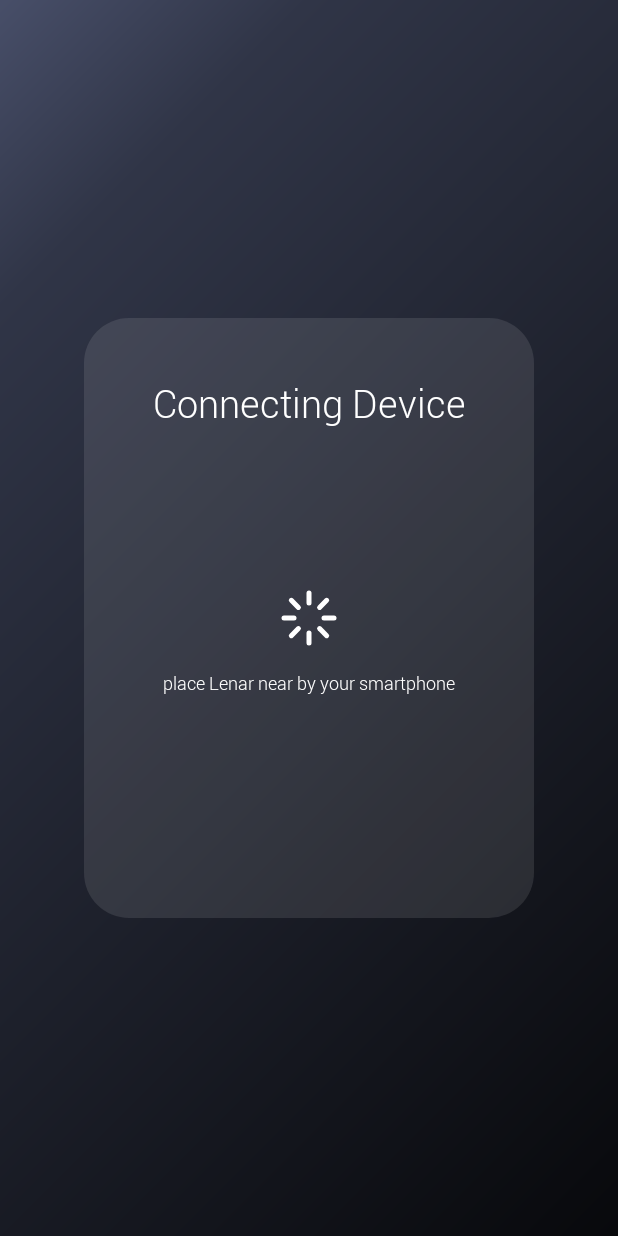
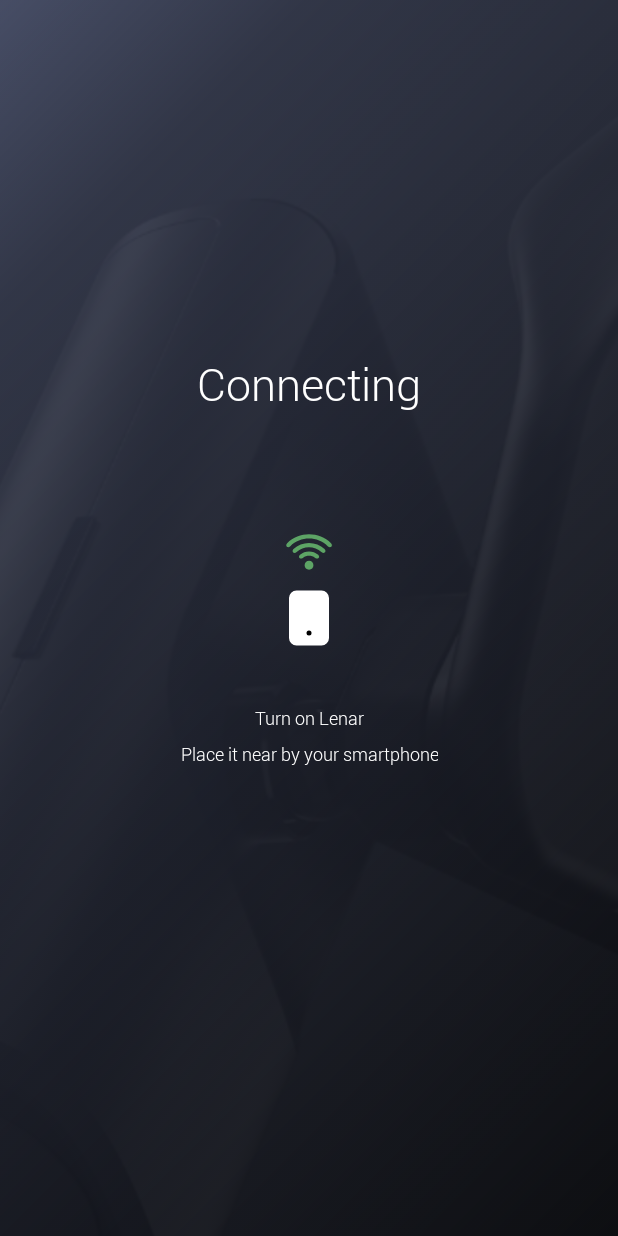
Before and after one commit to korangko/lenarv03, an Android app: the screen it shows after launch (ConnectActivity1), on a phone screen of 412 x 824 dp. Run offline under Robolectric (Android 15) with nearby library versions, the phone set to English and light mode, and no system bars.

Commit message:
lenar 200628

```diff
--- a/app/src/main/java/com/example/lenarv03/ConnectActivity1.java
+++ b/app/src/main/java/com/example/lenarv03/ConnectActivity1.java
@@ -6,6 +6,7 @@
 import android.os.Bundle;
 import android.os.Handler;
 import android.os.Looper;
+import android.view.View;
 import android.view.WindowManager;
 import android.view.animation.Animation;
 import android.view.animation.AnimationUtils;
@@ -18,8 +19,8 @@
 
 public class ConnectActivity1 extends Activity {
 
-    ImageView loadingCircle;
-    Animation rotate;
+    ImageView signalArc, smartPhone, checkSign;
+    Animation searchingAnim, fadeinAnim;
 
     //hotpot control
     HotspotControl mHotspotControl = new HotspotControl();
@@ -32,42 +33,41 @@
         setContentView(R.layout.activity_connect1);
         getWindow().addFlags(WindowManager.LayoutParams.FLAG_KEEP_SCREEN_ON);
 
-        loadingCircle = findViewById(R.id.loading_circle);
-        rotate = AnimationUtils.loadAnimation(getApplicationContext(), R.anim.rotate);
+        signalArc = findViewById(R.id.signal_arc);
+        smartPhone = findViewById(R.id.smartphone);
+        checkSign = findViewById(R.id.checksign);
+        searchingAnim = AnimationUtils.loadAnimation(getApplicationContext(), R.anim.alpha);
+        fadeinAnim = AnimationUtils.loadAnimation(getApplicationContext(), R.anim.fadein);
+        signalArc.startAnimation(searchingAnim);
 
-//        Handler hd = new Handler(Looper.getMainLooper());
-//        hd.postDelayed(new handler(), 3000); // 1초 후에 hd handler 실행  3000ms = 3초
-
-        handler nr = new handler();
-        Thread t = new Thread(nr);
-        t.start();
-
+        Handler mHandler = new Handler();
+        mHandler.postDelayed(mMyTask1, 10000);
         mHotspotControl.turnOnHotspot(ConnectActivity1.this);
-        loadingCircle.startAnimation(rotate);
 
     }
 
-    @Override
-    protected void onActivityResult(int requestCode, int resultCode, @Nullable Intent data) {
-        super.onActivityResult(requestCode, resultCode, data);
-
-        if (requestCode == 101) {
-            String name = data.getStringExtra("name");
-            Toast.makeText(getApplicationContext(), "Message from NewActivity: " + name, Toast.LENGTH_SHORT).show();
-        }
-    }
-
-    private class handler implements Runnable {
+    private Runnable mMyTask1 = new Runnable() {
         public void run() {
             while (!hotspotOn) {
 
             }
-            loadingCircle.clearAnimation();
+            Handler mHandler = new Handler();
+            mHandler.postDelayed(mMyTask2, 2000);
+            signalArc.clearAnimation();
+            signalArc.setVisibility(View.GONE);
+            smartPhone.setVisibility(View.GONE);
+            checkSign.startAnimation(fadeinAnim);
+            checkSign.setVisibility(View.VISIBLE);
+        }
+    };
+
+    private Runnable mMyTask2 = new Runnable() {
+        public void run() {
             startActivity(new Intent(getApplication(), MainActivity.class)); //로딩이 끝난 후, ChoiceFunction 이동
             overridePendingTransition(R.anim.fadein, R.anim.fadeout);
             ConnectActivity1.this.finish(); // 로딩페이지 Activity stack에서 제거
         }
-    }
+    };
 
     @Override
     public void onBackPressed() {
--- a/app/src/main/java/com/example/lenarv03/SplashActivity.java
+++ b/app/src/main/java/com/example/lenarv03/SplashActivity.java
@@ -22,16 +22,16 @@
         setContentView(R.layout.activity_splash);
         getWindow().addFlags(WindowManager.LayoutParams.FLAG_KEEP_SCREEN_ON);
 
-        statusCheck();
-//        Handler hd = new Handler();
-//        hd.postDelayed(new splashhandler(), 3000); // 1초 후에 hd handler 실행  3000ms = 3초
+//        statusCheck();
+        Handler hd = new Handler();
+        hd.postDelayed(new splashhandler(), 2000); // 1초 후에 hd handler 실행  3000ms = 3초
 
     }
 
     @Override
     protected void onResume() {
         super.onResume();
-        statusCheck();
+//        statusCheck();
     }
 
     private class splashhandler implements Runnable {
--- a/app/src/main/res/anim/alpha.xml
+++ b/app/src/main/res/anim/alpha.xml
@@ -1,6 +1,11 @@
 <?xml version="1.0" encoding="utf-8"?>
-<alpha xmlns:android="http://schemas.android.com/apk/res/android"
-    android:duration="1000"
-    android:fromAlpha="0.0"
-    android:interpolator="@android:anim/accelerate_interpolator"
-    android:toAlpha="1.0" />
+<set xmlns:android="http://schemas.android.com/apk/res/android"
+    android:interpolator="@android:anim/cycle_interpolator">
+
+    <alpha xmlns:android="http://schemas.android.com/apk/res/android"
+        android:repeatCount="infinite"
+        android:duration="1500"
+        android:fromAlpha="0.7"
+        android:toAlpha="1.0" />
+
+</set>
--- a/app/src/main/res/anim/rotate.xml
+++ b/app/src/main/res/anim/rotate.xml
@@ -1,10 +1,10 @@
 <?xml version="1.0" encoding="utf-8"?>
 <rotate xmlns:android="http://schemas.android.com/apk/res/android"
-    android:interpolator="@android:anim/linear_interpolator"
+    android:interpolator="@android:anim/cycle_interpolator"
     android:repeatCount="infinite"
-    android:duration="4000"
+    android:duration="3000"
     android:pivotX="50%"
-    android:pivotY="50%"
+    android:pivotY="100%"
     android:fromDegrees="0"
-    android:toDegrees="360">
+    android:toDegrees="45">
 </rotate>
--- a/app/src/main/res/drawable/ic_check.xml
+++ b/app/src/main/res/drawable/ic_check.xml
@@ -1,4 +1,4 @@
-<vector android:height="24dp" android:tint="#FFFFFF"
+<vector android:height="24dp" android:tint="#7CD568"
     android:viewportHeight="24" android:viewportWidth="24"
     android:width="24dp" xmlns:android="http://schemas.android.com/apk/res/android">
     <path android:fillColor="@android:color/white" android:pathData="M16.59,7.58L10,14.17l-3.59,-3.58L5,12l5,5 8,-8zM12,2C6.48,2 2,6.48 2,12s4.48,10 10,10 10,-4.48 10,-10S17.52,2 12,2zM12,20c-4.42,0 -8,-3.58 -8,-8s3.58,-8 8,-8 8,3.58 8,8 -3.58,8 -8,8z"/>
--- /dev/null
+++ b/app/src/main/res/drawable/ic_signal.xml
@@ -0,0 +1,10 @@
+<vector xmlns:android="http://schemas.android.com/apk/res/android"
+    android:width="333dp"
+    android:height="416.25dp"
+    android:viewportWidth="333"
+    android:viewportHeight="416.25">
+  <path
+      android:pathData="M230,186c16,15 -1,37 -23,20 -22,-18 -58,-18 -81,0 -22,17 -39,-5 -22,-20 34,-31 91,-31 126,0zM167,228c17,0 30,14 30,31 0,17 -13,31 -30,31 -17,0 -31,-14 -31,-31 0,-17 14,-31 31,-31zM296,126c-70,-70 -189,-70 -259,0 -18,18 -39,-3 -22,-20 82,-83 222,-83 304,0 17,17 -4,38 -23,20zM252,166c-47,-44 -125,-44 -171,0 -18,18 -39,-3 -22,-20 58,-57 157,-57 215,0 17,17 -3,38 -22,20z"
+      android:fillColor="#78DC7D"
+      android:fillType="evenOdd"/>
+</vector>
--- /dev/null
+++ b/app/src/main/res/drawable/ic_smartphone.xml
@@ -0,0 +1,20 @@
+<vector xmlns:android="http://schemas.android.com/apk/res/android"
+    android:width="24dp"
+    android:height="24dp"
+    android:viewportWidth="24"
+    android:viewportHeight="24">
+  <path
+      android:pathData="M7,2L17,2A2,2 0,0 1,19 4L19,20A2,2 0,0 1,17 22L7,22A2,2 0,0 1,5 20L5,4A2,2 0,0 1,7 2z"
+      android:strokeLineJoin="round"
+      android:strokeWidth="2"
+      android:fillColor="#FFFFFF"
+      android:strokeColor="#FFFFFF"
+      android:strokeLineCap="round"/>
+  <path
+      android:pathData="M12,18L12.01,18"
+      android:strokeLineJoin="round"
+      android:strokeWidth="2"
+      android:fillColor="#000000"
+      android:strokeColor="#000000"
+      android:strokeLineCap="round"/>
+</vector>
--- a/app/src/main/res/layout/activity_connect1.xml
+++ b/app/src/main/res/layout/activity_connect1.xml
@@ -16,51 +16,73 @@
         app:layout_constraintTop_toTopOf="parent" />
 
     <ImageView
-        android:id="@+id/imageView6"
-        android:layout_width="300dp"
-        android:layout_height="400dp"
-        android:background="@drawable/shape_roundsquare"
-        app:layout_constraintBottom_toBottomOf="parent"
-        app:layout_constraintEnd_toEndOf="parent"
+        android:layout_width="match_parent"
+        android:layout_height="match_parent"
+        android:alpha="0.1"
+        android:scaleType="centerCrop"
+        android:src="@drawable/lenar_wallpaper"
         app:layout_constraintStart_toStartOf="parent"
-        app:layout_constraintTop_toTopOf="@+id/imageView5" />
+        app:layout_constraintTop_toTopOf="parent" />
 
     <TextView
         android:id="@+id/textView"
         android:layout_width="wrap_content"
         android:layout_height="wrap_content"
         android:fontFamily="@font/robotolight"
-        android:text="Connecting Device"
+        android:text="Connecting"
         android:textColor="@color/white"
-        android:textSize="25dp"
-        android:layout_marginTop="40dp"
+        android:textSize="30dp"
+        app:layout_constraintBottom_toBottomOf="parent"
         app:layout_constraintEnd_toEndOf="parent"
         app:layout_constraintStart_toStartOf="parent"
-        app:layout_constraintTop_toTopOf="@+id/imageView6" />
+        app:layout_constraintTop_toTopOf="parent"
+        app:layout_constraintVertical_bias="0.3" />
 
     <TextView
         android:id="@+id/textView2"
         android:layout_width="wrap_content"
         android:layout_height="wrap_content"
         android:fontFamily="@font/robotolight"
-        android:text="place Lenar near by your smartphone"
+        android:lineSpacingExtra ="10dp"
+        android:text="Turn on Lenar\nPlace it near by your smartphone"
+        android:textColor="@color/white"
+        android:gravity="center"
         android:textSize="12dp"
-        android:layout_marginTop="15dp"
-        android:textColor="@color/white"
+        app:layout_constraintVertical_bias="0.6"
+        app:layout_constraintBottom_toBottomOf="parent"
         app:layout_constraintEnd_toEndOf="parent"
         app:layout_constraintStart_toStartOf="parent"
-        app:layout_constraintTop_toBottomOf="@+id/loading_circle" />
+        app:layout_constraintTop_toTopOf="parent" />
 
     <ImageView
-        android:id="@+id/loading_circle"
+        android:id="@+id/checksign"
+        android:layout_width="45dp"
+        android:layout_height="45dp"
+        android:src="@drawable/ic_check"
+        android:visibility="gone"
+        app:layout_constraintBottom_toTopOf="@+id/textView2"
+        app:layout_constraintEnd_toEndOf="@+id/imageView5"
+        app:layout_constraintStart_toStartOf="parent"
+        app:layout_constraintTop_toBottomOf="@+id/textView" />
+
+    <ImageView
+        android:id="@+id/smartphone"
         android:layout_width="40dp"
         android:layout_height="40dp"
-        android:src="@drawable/ic_loader"
-        app:layout_constraintBottom_toBottomOf="@+id/imageView6"
-        app:layout_constraintEnd_toEndOf="@+id/imageView5"
-        app:layout_constraintStart_toStartOf="parent"
-        app:layout_constraintTop_toTopOf="@+id/imageView6" />
+        android:src="@drawable/ic_smartphone"
+        app:layout_constraintBottom_toBottomOf="parent"
+        app:layout_constraintEnd_toEndOf="@+id/textView"
+        app:layout_constraintStart_toStartOf="@+id/textView"
+        app:layout_constraintTop_toTopOf="@+id/imageView5" />
 
+    <ImageView
+        android:id="@+id/signal_arc"
+        android:layout_width="40dp"
+        android:layout_height="40dp"
+        android:src="@drawable/ic_signal"
+        app:layout_constraintBottom_toTopOf="@+id/smartphone"
+        app:layout_constraintEnd_toEndOf="@+id/textView"
+        app:layout_constraintStart_toStartOf="@+id/textView" />
 
 
 </androidx.constraintlayout.widget.ConstraintLayout>
```
Also changed, not shown: app/src/main/res/anim/translate.xml (added, +17 -0 lines), app/src/main/res/drawable/ic_arc.xml (added, +9 -0 lines), app/src/main/res/drawable/ic_camera.xml (added, +15 -0 lines), app/src/main/res/layout/activity_splash.xml (+16 -5 lines).
